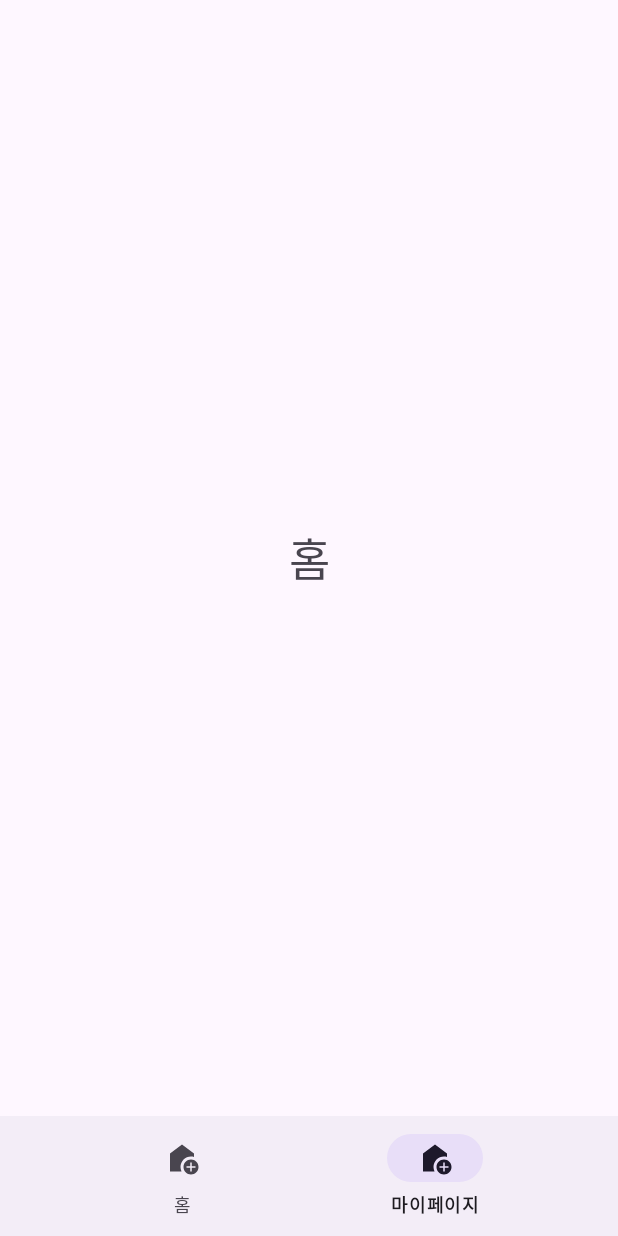
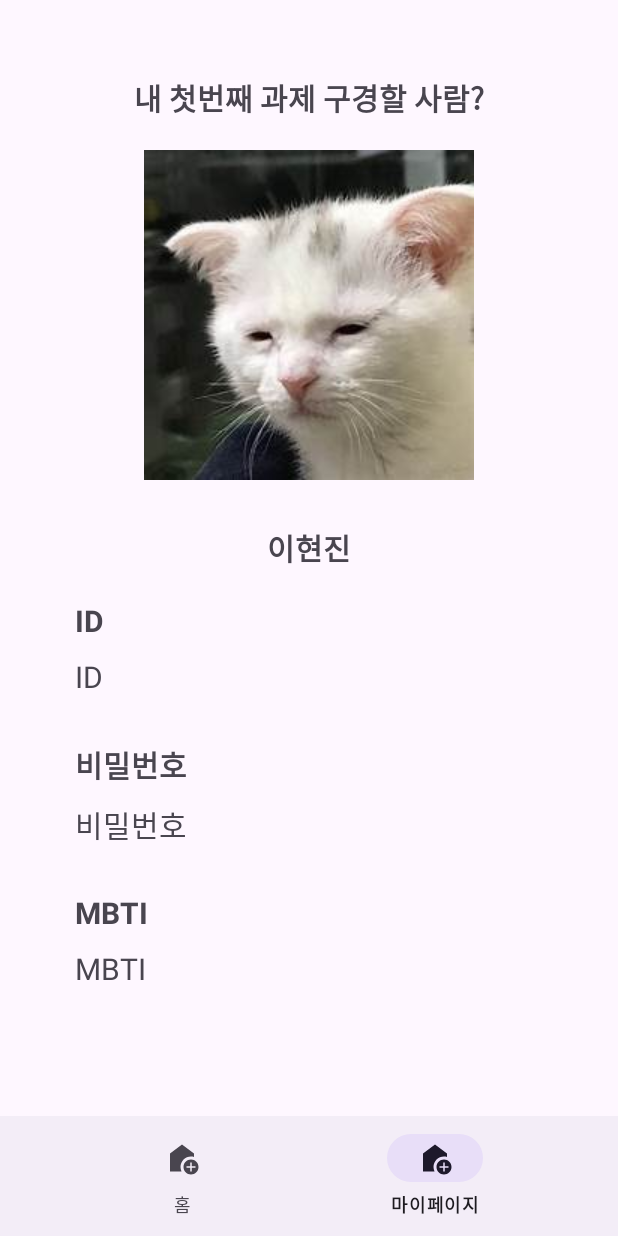
Before and after one commit to NOW-SOPT-ANDROID/hyunjin-lee, an Android app: the screen it shows after launch (HomeActivity), item 2 of the bottom bar chosen, on a phone screen of 412 x 824 dp. Run offline under Robolectric (Android 15) with nearby library versions, the phone set to English and light mode, and no system bars.

Commit message:
[Feat] #5 add RecyclerView

```diff
--- a/app/build.gradle
+++ b/app/build.gradle
@@ -46,4 +46,9 @@ dependencies {
     androidTestImplementation 'androidx.test.ext:junit:1.1.5'
     androidTestImplementation 'androidx.test.espresso:espresso-core:3.5.1'
     implementation 'androidx.activity:activity-ktx:1.8.2'
+
+    implementation "androidx.lifecycle:lifecycle-viewmodel-ktx:2.6.2"
+
+    implementation "androidx.fragment:fragment-ktx:1.6.1"
+    implementation "androidx.activity:activity-ktx:1.8.0"
 }
--- /dev/null
+++ b/app/src/main/java/com/sopt/now/data/Friend.kt
@@ -0,0 +1,9 @@
+package com.sopt.now.data
+
+import androidx.annotation.DrawableRes
+
+data class Friend(
+    @DrawableRes val profileImage: Int,
+    val name: String,
+    val selfDescription: String,
+)
--- /dev/null
+++ b/app/src/main/java/com/sopt/now/home/FriendAdapter.kt
@@ -0,0 +1,33 @@
+package com.sopt.now.home
+
+import android.content.Context
+import android.view.LayoutInflater
+import android.view.ViewGroup
+import androidx.recyclerview.widget.RecyclerView
+import com.sopt.now.data.Friend
+import com.sopt.now.databinding.ItemFriendBinding
+
+class FriendAdapter(requireContext: Context) : RecyclerView.Adapter<FriendViewHolder>() {
+    // 임시의 빈 리스트
+    private var friendList: List<Friend> = emptyList()
+
+    // ViewHolder에 들어갈 Item View를 만들어주는 함수
+    override fun onCreateViewHolder(parent: ViewGroup, viewType: Int): FriendViewHolder {
+        val inflater = LayoutInflater.from(parent.context)
+        val binding = ItemFriendBinding.inflate(inflater, parent, false)
+        return FriendViewHolder(binding)
+    }
+
+    // ViewHolder에 데이터를 매칭하는 함수
+    override fun onBindViewHolder(holder: FriendViewHolder, position: Int) {
+        holder.onBind(friendList[position])
+    }
+
+    // 데이터 리스트의 아이템 갯수는 몇 개인지
+    override fun getItemCount() = friendList.size
+
+    fun setFriendList(friendList: List<Friend>) {
+        this.friendList = friendList.toList()
+        notifyDataSetChanged()
+    }
+}
--- /dev/null
+++ b/app/src/main/java/com/sopt/now/home/FriendViewHolder.kt
@@ -0,0 +1,16 @@
+package com.sopt.now.home
+
+import androidx.recyclerview.widget.RecyclerView
+import com.sopt.now.data.Friend
+import com.sopt.now.databinding.ItemFriendBinding
+
+class FriendViewHolder(private val binding: ItemFriendBinding) : RecyclerView.ViewHolder(binding.root) {
+
+    fun onBind(friendData: Friend) {
+        binding.run {
+            ivProfile.setImageResource(friendData.profileImage)
+            tvName.text = friendData.name
+            tvSelfDescription.text = friendData.selfDescription
+        }
+    }
+}
--- a/app/src/main/java/com/sopt/now/home/HomeActivity.kt
+++ b/app/src/main/java/com/sopt/now/home/HomeActivity.kt
@@ -5,6 +5,7 @@ import androidx.appcompat.app.AppCompatActivity
 import androidx.fragment.app.Fragment
 import com.sopt.now.R
 import com.sopt.now.databinding.ActivityHomeBinding
+import com.sopt.now.mypage.MyPageFragment
 
 class HomeActivity : AppCompatActivity() {
     private lateinit var binding: ActivityHomeBinding
@@ -35,7 +36,7 @@ class HomeActivity : AppCompatActivity() {
                 }
 
                 R.id.menu_mypage-> { // my page 선택
-                    replaceFragment(HomeFragment())
+                    replaceFragment(MyPageFragment())
                     true
                 }
 
--- a/app/src/main/java/com/sopt/now/home/HomeFragment.kt
+++ b/app/src/main/java/com/sopt/now/home/HomeFragment.kt
@@ -5,11 +5,16 @@ import android.view.LayoutInflater
 import android.view.View
 import android.view.ViewGroup
 import androidx.fragment.app.Fragment
+import androidx.fragment.app.viewModels
+import androidx.recyclerview.widget.LinearLayoutManager
+import com.sopt.now.R
+import com.sopt.now.data.Friend
 import com.sopt.now.databinding.FragmentHomeBinding
 
 class HomeFragment: Fragment() {
     private var _binding: FragmentHomeBinding? = null
     private val binding get() = _binding!!
+    private val viewModel by viewModels<HomeViewModel>()
 
     override fun onCreateView(
         inflater: LayoutInflater, container: ViewGroup?,
@@ -19,6 +24,14 @@ class HomeFragment: Fragment() {
         return binding.root
     }
 
+    override fun onViewCreated(view: View, savedInstanceState: Bundle?) {
+        super.onViewCreated(view, savedInstanceState)
+
+        val friendAdapter = FriendAdapter(requireContext())
+        binding.rvFriends.adapter = friendAdapter
+        friendAdapter.setFriendList(viewModel.mockFriendList)
+    }
+
     override fun onDestroyView() {
         super.onDestroyView()
         _binding = null // 메모리 누수 방지를 위해 뷰 바인딩 참조 해제
--- /dev/null
+++ b/app/src/main/java/com/sopt/now/home/HomeViewModel.kt
@@ -0,0 +1,55 @@
+package com.sopt.now.home
+
+import androidx.lifecycle.ViewModel
+import com.sopt.now.R
+import com.sopt.now.data.Friend
+
+class HomeViewModel : ViewModel() {
+    val mockFriendList = listOf<Friend>(
+        Friend(
+            profileImage = R.drawable.ic_profile_img,
+            name = "이의경",
+            selfDescription = "다들 빨리 끝내고 뒤풀이 가고 싶지?",
+        ),
+        Friend(
+            profileImage = R.drawable.ic_profile_img,
+            name = "우상욱",
+            selfDescription = "나보다 안드 잘하는 사람 있으면 나와봐",
+        ),
+        Friend(
+            profileImage = R.drawable.ic_profile_img,
+            name = "배지현",
+            selfDescription = "표정 풀자 ^^",
+        ),
+        Friend(
+            profileImage = R.drawable.ic_profile_img,
+            name = "이의경",
+            selfDescription = "다들 빨리 끝내고 뒤풀이 가고 싶지?",
+        ),
+        Friend(
+            profileImage = R.drawable.ic_profile_img,
+            name = "우상욱",
+            selfDescription = "나보다 안드 잘하는 사람 있으면 나와봐",
+        ),
+        Friend(
+            profileImage = R.drawable.ic_profile_img,
+            name = "배지현",
+            selfDescription = "표정 풀자 ^^",
+        ),
+        Friend(
+            profileImage = R.drawable.ic_profile_img,
+            name = "이의경",
+            selfDescription = "다들 빨리 끝내고 뒤풀이 가고 싶지?",
+        ),
+        Friend(
+            profileImage = R.drawable.ic_profile_img,
+            name = "우상욱",
+            selfDescription = "나보다 안드 잘하는 사람 있으면 나와봐",
+        ),
+        Friend(
+            profileImage = R.drawable.ic_profile_img,
+            name = "배지현",
+            selfDescription = "표정 풀자 ^^",
+        ),
+    )
+}
--- a/app/src/main/java/com/sopt/now/mypage/MyPageFragment.kt
+++ b/app/src/main/java/com/sopt/now/mypage/MyPageFragment.kt
@@ -5,16 +5,23 @@ import android.view.LayoutInflater
 import android.view.View
 import android.view.ViewGroup
 import androidx.fragment.app.Fragment
+import com.sopt.now.databinding.FragmentHomeBinding
 import com.sopt.now.databinding.FragmentMypageBinding
 
 class MyPageFragment : Fragment(){
-    private lateinit var binding: FragmentMypageBinding
+    private var _binding: FragmentMypageBinding? = null
+    private val binding get() = _binding!!
 
     override fun onCreateView(
-        inflater: LayoutInflater,
-        container: ViewGroup?,
+        inflater: LayoutInflater, container: ViewGroup?,
         savedInstanceState: Bundle?
-    ): View? {
-        return super.onCreateView(inflater, container, savedInstanceState)
+    ): View {
+        _binding = FragmentMypageBinding.inflate(inflater, container, false)
+        return binding.root
+    }
+
+    override fun onDestroyView() {
+        super.onDestroyView()
+        _binding = null // 메모리 누수 방지를 위해 뷰 바인딩 참조 해제
     }
 }
--- a/app/src/main/res/layout/fragment_home.xml
+++ b/app/src/main/res/layout/fragment_home.xml
@@ -1,18 +1,16 @@
 <?xml version="1.0" encoding="utf-8"?>
 <androidx.constraintlayout.widget.ConstraintLayout xmlns:android="http://schemas.android.com/apk/res/android"
     xmlns:app="http://schemas.android.com/apk/res-auto"
+    xmlns:tools="http://schemas.android.com/tools"
     android:layout_width="match_parent"
     android:layout_height="match_parent">
 
-    <TextView
-        android:id="@+id/tv_Home"
-        android:layout_width="wrap_content"
-        android:layout_height="wrap_content"
-        android:text="홈"
-        android:textSize="30sp"
-        app:layout_constraintBottom_toBottomOf="parent"
-        app:layout_constraintEnd_toEndOf="parent"
-        app:layout_constraintStart_toStartOf="parent"
-        app:layout_constraintTop_toTopOf="parent" />
+    <androidx.recyclerview.widget.RecyclerView
+        android:id="@+id/rv_friends"
+        android:layout_width="match_parent"
+        android:layout_height="match_parent"
+        android:orientation="vertical"
+        app:layoutManager="androidx.recyclerview.widget.LinearLayoutManager"
+        tools:listitem="@layout/item_friend" />
 
 </androidx.constraintlayout.widget.ConstraintLayout>
--- a/app/src/main/res/layout/fragment_mypage.xml
+++ b/app/src/main/res/layout/fragment_mypage.xml
@@ -1,18 +1,109 @@
 <?xml version="1.0" encoding="utf-8"?>
 <androidx.constraintlayout.widget.ConstraintLayout xmlns:android="http://schemas.android.com/apk/res/android"
     xmlns:app="http://schemas.android.com/apk/res-auto"
+    xmlns:tools="http://schemas.android.com/tools"
+    android:id="@+id/mypage"
     android:layout_width="match_parent"
-    android:layout_height="match_parent">
+    android:layout_height="match_parent"
+    android:paddingHorizontal="50dp">
 
     <TextView
-        android:id="@+id/tv_Home"
+        android:id="@+id/tv_main_title"
         android:layout_width="wrap_content"
         android:layout_height="wrap_content"
-        android:text="홈"
-        android:textSize="30sp"
-        app:layout_constraintBottom_toBottomOf="parent"
+        android:text="내 첫번째 과제 구경할 사람?"
+        android:textSize="20dp"
+        android:textStyle="bold"
+        android:layout_marginTop="50dp"
         app:layout_constraintEnd_toEndOf="parent"
         app:layout_constraintStart_toStartOf="parent"
         app:layout_constraintTop_toTopOf="parent" />
 
+    <ImageView
+        android:id="@+id/iv_main_profile"
+        android:layout_width="match_parent"
+        android:layout_height="wrap_content"
+        android:src="@drawable/ic_profile_img"
+        android:layout_marginTop="20dp"
+        app:layout_constraintEnd_toEndOf="parent"
+        app:layout_constraintStart_toStartOf="parent"
+        app:layout_constraintTop_toBottomOf="@+id/tv_main_title"
+        />
+
+    <TextView
+        android:id="@+id/tv_main_name"
+        android:layout_width="match_parent"
+        android:layout_height="wrap_content"
+        android:gravity="center"
+        android:text="이현진"
+        android:textSize="20dp"
+        android:textStyle="bold"
+        android:layout_marginTop="30dp"
+        app:layout_constraintStart_toStartOf="parent"
+        app:layout_constraintTop_toBottomOf="@+id/iv_main_profile" />
+
+    <TextView
+        android:id="@+id/tv_main_id"
+        android:layout_width="wrap_content"
+        android:layout_height="wrap_content"
+        android:text="ID"
+        android:textSize="20dp"
+        android:textStyle="bold"
+        android:layout_marginTop="20dp"
+        app:layout_constraintStart_toStartOf="parent"
+        app:layout_constraintTop_toBottomOf="@+id/tv_main_name" />
+
+    <TextView
+        android:id="@+id/tv_main_id_content"
+        android:layout_width="wrap_content"
+        android:layout_height="wrap_content"
+        android:text="ID"
+        android:textSize="20dp"
+        android:layout_marginTop="10dp"
+        app:layout_constraintStart_toStartOf="parent"
+        app:layout_constraintTop_toBottomOf="@+id/tv_main_id" />
+
+    <TextView
+        android:id="@+id/tv_main_pw"
+        android:layout_width="wrap_content"
+        android:layout_height="wrap_content"
+        android:text="비밀번호"
+        android:textSize="20dp"
+        android:textStyle="bold"
+        android:layout_marginTop="30dp"
+        app:layout_constraintStart_toStartOf="parent"
+        app:layout_constraintTop_toBottomOf="@+id/tv_main_id_content" />
+
+    <TextView
+        android:id="@+id/tv_main_pw_content"
+        android:layout_width="wrap_content"
+        android:layout_height="wrap_content"
+        android:text="비밀번호"
+        android:textSize="20dp"
+        android:layout_marginTop="10dp"
+        app:layout_constraintStart_toStartOf="parent"
+        app:layout_constraintTop_toBottomOf="@+id/tv_main_pw" />
+
+    <TextView
+        android:id="@+id/tv_main_mbti"
+        android:layout_width="wrap_content"
+        android:layout_height="wrap_content"
+        android:text="MBTI"
+        android:textSize="20dp"
+        android:textStyle="bold"
+        android:layout_marginTop="30dp"
+        app:layout_constraintStart_toStartOf="parent"
+        app:layout_constraintTop_toBottomOf="@+id/tv_main_pw_content" />
+
+    <TextView
+        android:id="@+id/tv_main_mbti_content"
+        android:layout_width="wrap_content"
+        android:layout_height="wrap_content"
+        android:text="MBTI"
+        android:textSize="20dp"
+        android:layout_marginTop="10dp"
+        app:layout_constraintStart_toStartOf="parent"
+        app:layout_constraintTop_toBottomOf="@+id/tv_main_mbti" />
+
+
 </androidx.constraintlayout.widget.ConstraintLayout>
--- /dev/null
+++ b/app/src/main/res/layout/item_friend.xml
@@ -0,0 +1,43 @@
+<?xml version="1.0" encoding="utf-8"?>
+<androidx.constraintlayout.widget.ConstraintLayout xmlns:android="http://schemas.android.com/apk/res/android"
+    xmlns:app="http://schemas.android.com/apk/res-auto"
+    android:layout_width="match_parent"
+    android:layout_height="wrap_content">
+
+    <ImageView
+        android:id="@+id/iv_profile"
+        android:layout_width="50dp"
+        android:layout_height="0dp"
+        android:layout_marginStart="20dp"
+        android:scaleType="centerCrop"
+        android:layout_marginVertical="10dp"
+        android:src="@drawable/ic_profile_img"
+        app:layout_constraintDimensionRatio="1"
+        app:layout_constraintStart_toStartOf="parent"
+        app:layout_constraintBottom_toBottomOf="parent"
+        app:layout_constraintTop_toTopOf="parent" />
+
+    <TextView
+        android:id="@+id/tv_name"
+        android:layout_width="wrap_content"
+        android:layout_height="wrap_content"
+        android:layout_marginStart="8dp"
+        android:text="이현진"
+        android:textSize="16sp"
+        android:textStyle="bold"
+        app:layout_constraintBottom_toBottomOf="@id/iv_profile"
+        app:layout_constraintStart_toEndOf="@id/iv_profile"
+        app:layout_constraintTop_toTopOf="@id/iv_profile" />
+
+    <TextView
+        android:id="@+id/tv_self_description"
+        android:layout_width="0dp"
+        android:layout_height="wrap_content"
+        android:layout_marginEnd="20dp"
+        android:maxLines="1"
+        android:text="난 언제 이 과제를 끝낼까.."
+        app:layout_constraintBottom_toBottomOf="@id/iv_profile"
+        app:layout_constraintEnd_toEndOf="parent"
+        app:layout_constraintTop_toTopOf="@id/iv_profile" />
+
+</androidx.constraintlayout.widget.ConstraintLayout>
```
